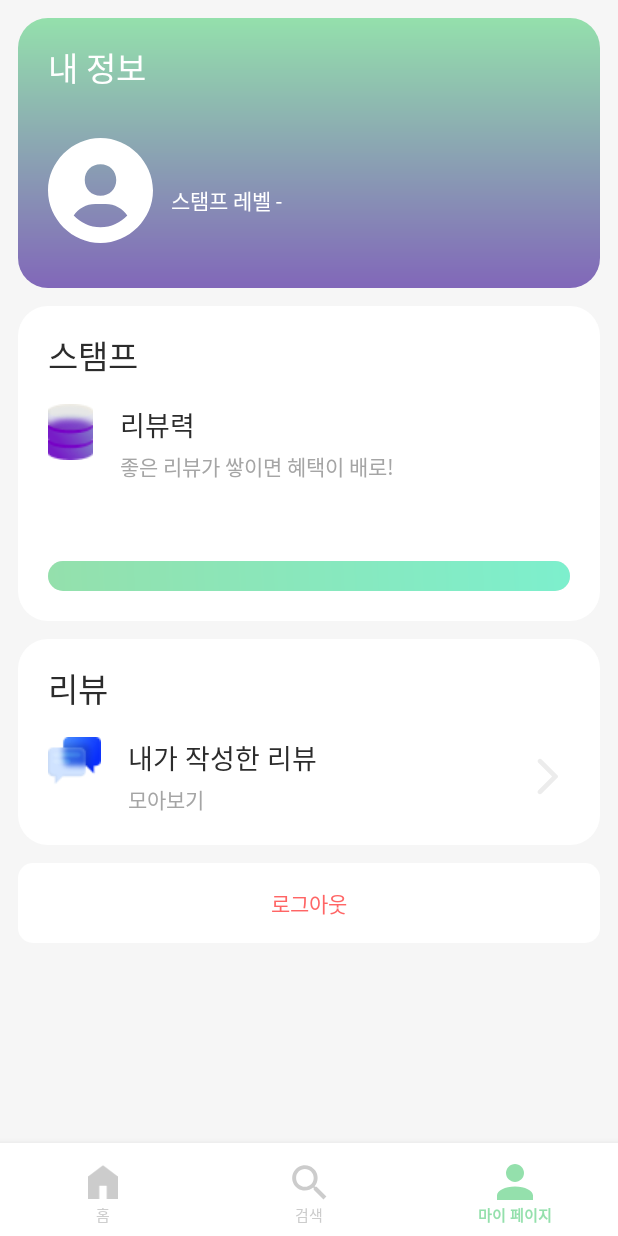
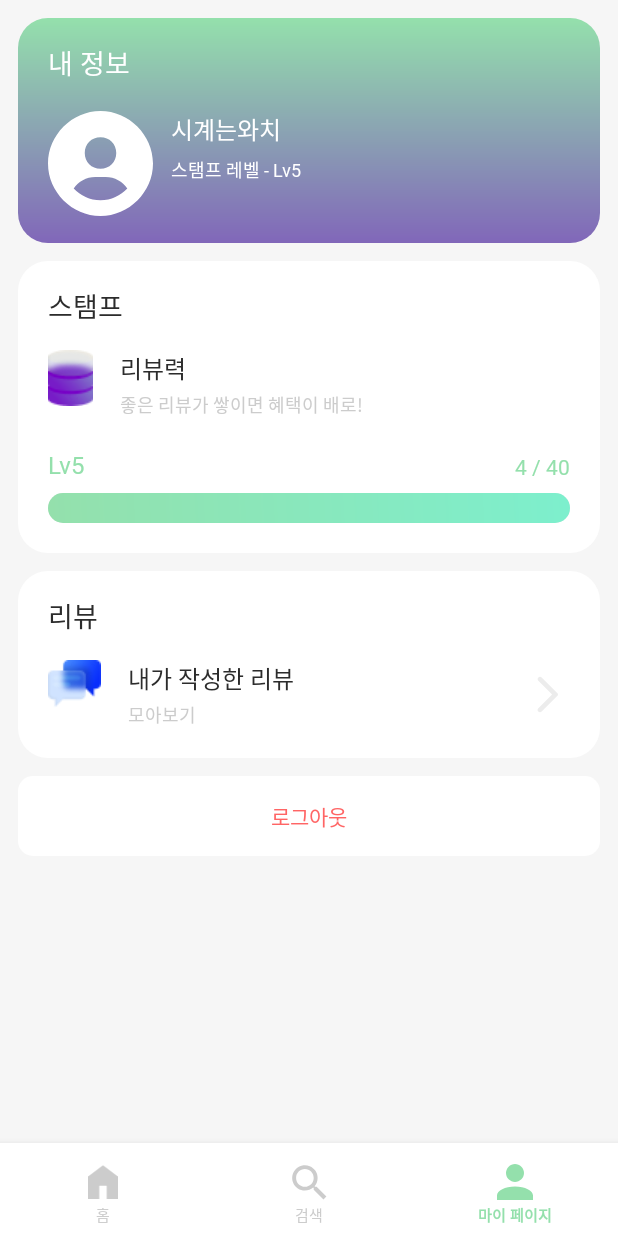
Before and after one commit to HUFS-Capstone-23-01/TravelFeelDog-Android, an Android app: the MyPageFragment screen opened through its navigation route, on a phone screen of 412 x 824 dp. Run offline under Robolectric (Android 15) with nearby library versions, the phone set to English and light mode, and no system bars; our stand-ins replace CircleImageView, data binding, navigation-ui.

Commit message:
[LAYOUT] 리뷰 페이지 제작

```diff
--- a/app/src/main/java/com/example/travelfeeldog/presentation/MainActivity.kt
+++ b/app/src/main/java/com/example/travelfeeldog/presentation/MainActivity.kt
@@ -17,6 +17,7 @@ class MainActivity : BaseActivity<ActivityMainBinding>(R.layout.activity_main) {
         setContentView(binding.root)
 
         binding.bnvMain.setupWithNavController(findNavController())
+        setNavigationBarVisibility()
     }
     private fun findNavController(): NavController {
         val navHostFragment =
@@ -24,4 +25,14 @@ class MainActivity : BaseActivity<ActivityMainBinding>(R.layout.activity_main) {
 
         return navHostFragment.navController
     }
+
+    private fun setNavigationBarVisibility() {
+        findNavController().addOnDestinationChangedListener { _, destination, _ ->
+            binding.bnvMain.visibility =
+                when (destination.id) {
+                    R.id.nav_home, R.id.nav_search, R.id.nav_my_page, -> View.VISIBLE
+                    else -> View.GONE
+                }
+        }
+    }
 }
--- a/app/src/main/java/com/example/travelfeeldog/presentation/mypage/MyPageFragment.kt
+++ b/app/src/main/java/com/example/travelfeeldog/presentation/mypage/MyPageFragment.kt
@@ -8,10 +8,15 @@ import android.view.ViewGroup
 import com.example.travelfeeldog.R
 import com.example.travelfeeldog.databinding.FragmentMyPageBinding
 import com.example.travelfeeldog.presentation.common.BaseFragment
+import com.example.travelfeeldog.presentation.common.NavigationUtil.navigate
 
 class MyPageFragment : BaseFragment<FragmentMyPageBinding>(R.layout.fragment_my_page) {
 
     override fun onViewCreated(view: View, savedInstanceState: Bundle?) {
         super.onViewCreated(view, savedInstanceState)
+
+        binding.btnLogout.setOnClickListener {
+            navigate(R.id.action_nav_my_page_to_reviewFragment)
+        }
     }
 }
--- /dev/null
+++ b/app/src/main/res/drawable/custom_popup_background.xml
@@ -0,0 +1,9 @@
+<?xml version="1.0" encoding="utf-8"?>
+<shape xmlns:android="http://schemas.android.com/apk/res/android">
+    <solid android:color="?attr/colorSurface"/>
+    <corners
+        android:radius="16dp"/>
+    <padding
+        android:bottom="8dp"
+        android:top="8dp"/>
+</shape>
--- a/app/src/main/res/drawable/ic_close.xml
+++ b/app/src/main/res/drawable/ic_close.xml
@@ -1,6 +1,6 @@
 <vector xmlns:android="http://schemas.android.com/apk/res/android"
-    android:width="26dp"
-    android:height="26dp"
+    android:width="22dp"
+    android:height="22dp"
     android:viewportWidth="26"
     android:viewportHeight="26">
   <path
--- /dev/null
+++ b/app/src/main/res/drawable/ic_user_profile_gray.xml
@@ -0,0 +1,4 @@
+<vector android:height="48dp" android:viewportHeight="70"
+    android:viewportWidth="70" android:width="48dp" xmlns:android="http://schemas.android.com/apk/res/android">
+    <path android:fillColor="@color/gray2" android:pathData="M35,0C53.973,0 70,16.027 70,35C70,53.973 53.973,70 35,70C16.027,70 0,53.973 0,35C0,16.027 16.027,0 35,0ZM35,17.5C28.955,17.5 24.5,21.952 24.5,28C24.5,34.048 28.955,38.5 35,38.5C41.041,38.5 45.5,34.048 45.5,28C45.5,21.952 41.041,17.5 35,17.5ZM52.871,51.702C49.731,47.082 44.495,44.002 38.5,44.002H31.5C25.501,44.002 20.268,47.082 17.129,51.702C21.602,56.49 27.948,59.5 35,59.5C42.053,59.5 48.398,56.49 52.871,51.702Z"/>
+</vector>
--- a/app/src/main/res/layout/fragment_home.xml
+++ b/app/src/main/res/layout/fragment_home.xml
@@ -181,7 +181,7 @@
 
             <androidx.appcompat.widget.AppCompatTextView
                 android:id="@+id/tv_title_favorite_location"
-                style="@style/Text_22_Bold.Black"
+                style="@style/Text_18_ExtraBold.Black"
                 android:layout_width="0dp"
                 android:layout_height="wrap_content"
                 android:layout_marginStart="18dp"
@@ -207,7 +207,7 @@
 
             <androidx.appcompat.widget.AppCompatTextView
                 android:id="@+id/tv_title_review_sorted"
-                style="@style/Text_22_Bold.Black"
+                style="@style/Text_18_ExtraBold.Black"
                 android:layout_width="0dp"
                 android:layout_height="wrap_content"
                 android:layout_marginStart="18dp"
--- a/app/src/main/res/layout/fragment_my_page.xml
+++ b/app/src/main/res/layout/fragment_my_page.xml
@@ -18,7 +18,7 @@
             <View
                 android:id="@+id/v_profile_container"
                 android:layout_width="0dp"
-                android:layout_height="180dp"
+                android:layout_height="150dp"
                 android:background="@drawable/bg_gradient_green_purple"
                 app:layout_constraintEnd_toEndOf="parent"
                 app:layout_constraintStart_toStartOf="parent"
@@ -26,7 +26,7 @@
 
             <androidx.appcompat.widget.AppCompatTextView
                 android:id="@+id/tv_my_info"
-                style="@style/Text_22_Bold.White"
+                style="@style/Text_18_Bold.White"
                 android:layout_width="0dp"
                 android:layout_height="wrap_content"
                 android:layout_marginStart="20dp"
@@ -49,7 +49,7 @@
 
             <androidx.appcompat.widget.AppCompatTextView
                 android:id="@+id/tv_user_nickname"
-                style="@style/Text_18_Bold.White"
+                style="@style/Text_16_Bold.White"
                 android:layout_width="0dp"
                 android:layout_height="wrap_content"
                 android:layout_marginStart="12dp"
@@ -58,11 +58,12 @@
                 app:layout_constraintEnd_toEndOf="@id/v_profile_container"
                 app:layout_constraintStart_toEndOf="@id/iv_user_profile_photo"
                 app:layout_constraintTop_toTopOf="@id/iv_user_profile_photo"
+                android:text="시계는와치"
                 tools:text="시계는와치" />
 
             <androidx.appcompat.widget.AppCompatTextView
                 android:id="@+id/tv_stamp_level_notice"
-                style="@style/Text_14_Regular.White"
+                style="@style/Text_12_Regular.White"
                 android:layout_width="0dp"
                 android:layout_height="wrap_content"
                 android:layout_marginStart="12dp"
@@ -73,12 +74,13 @@
 
             <androidx.appcompat.widget.AppCompatTextView
                 android:id="@+id/tv_user_stamp_level"
-                style="@style/Text_14_Bold.White"
+                style="@style/Text_12_Bold.White"
                 android:layout_width="0dp"
                 android:layout_height="wrap_content"
                 app:layout_constraintBottom_toBottomOf="@id/tv_stamp_level_notice"
                 app:layout_constraintStart_toEndOf="@id/tv_stamp_level_notice"
                 app:layout_constraintTop_toTopOf="@id/tv_stamp_level_notice"
+                android:text="Lv5"
                 tools:text="Lv5" />
 
             <androidx.constraintlayout.widget.ConstraintLayout
@@ -95,7 +97,7 @@
 
                 <androidx.appcompat.widget.AppCompatTextView
                     android:id="@+id/tv_stamp_title"
-                    style="@style/Text_22_Bold.Black"
+                    style="@style/Text_18_Bold.Black"
                     android:layout_width="0dp"
                     android:layout_height="wrap_content"
                     android:layout_marginTop="16dp"
@@ -115,7 +117,7 @@
 
                 <androidx.appcompat.widget.AppCompatTextView
                     android:id="@+id/tv_stamp_area_in_title"
-                    style="@style/Text_18_Medium.Black"
+                    style="@style/Text_16_Medium.Black"
                     android:layout_width="0dp"
                     android:layout_height="wrap_content"
                     android:layout_marginStart="18dp"
@@ -126,7 +128,7 @@
 
                 <androidx.appcompat.widget.AppCompatTextView
                     android:id="@+id/tv_stamp_area_in_subtitle"
-                    style="@style/Text_14_Regular.Gray"
+                    style="@style/Text_12_Regular.Gray"
                     android:layout_width="0dp"
                     android:layout_height="wrap_content"
                     android:layout_marginStart="18dp"
@@ -138,7 +140,7 @@
 
                 <androidx.appcompat.widget.AppCompatTextView
                     android:id="@+id/tv_stamp_level"
-                    style="@style/Text_18_Medium.Green"
+                    style="@style/Text_16_Medium.Green"
                     android:layout_width="0dp"
                     android:layout_height="wrap_content"
                     android:layout_marginTop="20dp"
@@ -146,16 +148,18 @@
                     app:layout_constraintEnd_toStartOf="@id/tv_stamp_integer"
                     app:layout_constraintStart_toStartOf="parent"
                     app:layout_constraintTop_toBottomOf="@id/tv_stamp_area_in_subtitle"
+                    android:text="Lv5"
                     tools:text="Lv5" />
 
                 <androidx.appcompat.widget.AppCompatTextView
                     android:id="@+id/tv_stamp_integer"
-                    style="@style/Text_16_Regular.Green"
+                    style="@style/Text_14_Regular.Green"
                     android:layout_width="wrap_content"
                     android:layout_height="wrap_content"
                     app:layout_constraintBottom_toBottomOf="@id/tv_stamp_level"
                     app:layout_constraintEnd_toEndOf="parent"
                     app:layout_constraintStart_toEndOf="@id/tv_stamp_level"
+                    android:text="4 / 40"
                     tools:text="4 / 40" />
 
                 <androidx.core.widget.ContentLoadingProgressBar
@@ -189,7 +193,7 @@
 
                 <androidx.appcompat.widget.AppCompatTextView
                     android:id="@+id/tv_review_title"
-                    style="@style/Text_22_Bold.Black"
+                    style="@style/Text_18_Bold.Black"
                     android:layout_width="0dp"
                     android:layout_height="wrap_content"
                     android:layout_marginTop="16dp"
@@ -209,7 +213,7 @@
 
                 <androidx.appcompat.widget.AppCompatTextView
                     android:id="@+id/tv_review_area_in_title"
-                    style="@style/Text_18_Medium.Black"
+                    style="@style/Text_16_Medium.Black"
                     android:layout_width="0dp"
                     android:layout_height="wrap_content"
                     android:layout_marginStart="18dp"
@@ -220,7 +224,7 @@
 
                 <androidx.appcompat.widget.AppCompatTextView
                     android:id="@+id/tv_review_area_in_subtitle"
-                    style="@style/Text_14_Regular.Gray"
+                    style="@style/Text_12_Regular.Gray"
                     android:layout_width="0dp"
                     android:layout_height="wrap_content"
                     android:layout_marginStart="18dp"
@@ -240,6 +244,7 @@
             </androidx.constraintlayout.widget.ConstraintLayout>
 
             <androidx.appcompat.widget.AppCompatButton
+                android:id="@+id/btn_logout"
                 style="@style/Text_14_Regular.Red"
                 android:layout_width="0dp"
                 android:layout_height="wrap_content"
--- a/app/src/main/res/layout/fragment_sign_in.xml
+++ b/app/src/main/res/layout/fragment_sign_in.xml
@@ -72,6 +72,7 @@
             android:text="@string/request_btn_sign_in"
             app:layout_constraintBottom_toBottomOf="parent"
             app:layout_constraintEnd_toEndOf="parent"
+            app:layout_constraintHorizontal_bias="0.0"
             app:layout_constraintStart_toStartOf="parent"
             app:layout_constraintTop_toBottomOf="@id/iv_representative_image" />
 
--- a/app/src/main/res/layout/fragment_sign_up.xml
+++ b/app/src/main/res/layout/fragment_sign_up.xml
@@ -35,7 +35,7 @@
 
         <androidx.appcompat.widget.AppCompatTextView
             android:id="@+id/tv_sign_up_title_second_line"
-            style="@style/Text_20_Regular.Black"
+            style="@style/Text_20_Regular.Gray"
             android:layout_width="0dp"
             android:layout_height="wrap_content"
             android:layout_marginStart="20dp"
--- a/app/src/main/res/layout/item_my_review.xml
+++ b/app/src/main/res/layout/item_my_review.xml
@@ -21,7 +21,7 @@
 
             <androidx.appcompat.widget.AppCompatTextView
                 android:id="@+id/tv_location_name"
-                style="@style/Text_20_Bold.Black"
+                style="@style/Text_18_Bold.Black"
                 android:layout_width="0dp"
                 android:layout_height="wrap_content"
                 app:layout_constraintEnd_toEndOf="parent"
@@ -66,6 +66,7 @@
                 app:layout_constraintTop_toBottomOf="@id/tv_location_name" />
 
             <androidx.appcompat.widget.AppCompatTextView
+                android:id="@+id/tv_dislike_tag"
                 style="@style/Text_12_Bold.Red"
                 android:layout_width="wrap_content"
                 android:layout_height="wrap_content"
@@ -144,6 +145,7 @@
                         android:layout_width="130dp"
                         android:layout_height="100dp"
                         android:scaleType="centerCrop"
+                        android:layout_marginEnd="10dp"
                         app:shapeAppearanceOverlay="@style/RoundingImageView"
                         tools:src="@drawable/img_test_location" />
 
--- a/app/src/main/res/navigation/nav_main.xml
+++ b/app/src/main/res/navigation/nav_main.xml
@@ -22,12 +22,33 @@
         android:id="@+id/nav_my_page"
         android:name="com.example.travelfeeldog.presentation.mypage.MyPageFragment"
         android:label="fragment_my_page"
-        tools:layout="@layout/fragment_my_page" />
+        tools:layout="@layout/fragment_my_page" >
+        <action
+            android:id="@+id/action_nav_my_page_to_myReviewFragment"
+            app:destination="@id/myReviewFragment"
+            app:enterAnim="@anim/nav_default_enter_anim"
+            app:exitAnim="@anim/nav_default_exit_anim"
+            app:popEnterAnim="@anim/nav_default_pop_enter_anim"
+            app:popExitAnim="@anim/nav_default_pop_exit_anim" />
+        <action
+            android:id="@+id/action_nav_my_page_to_reviewFragment"
+            app:destination="@id/reviewFragment" />
+    </fragment>
 
     <fragment
         android:id="@+id/nav_search"
         android:name="com.example.travelfeeldog.presentation.search.SearchFragment"
         android:label="fragment_search"
         tools:layout="@layout/fragment_search" />
+    <fragment
+        android:id="@+id/myReviewFragment"
+        android:name="com.example.travelfeeldog.presentation.mypage.MyReviewFragment"
+        android:label="fragment_my_review"
+        tools:layout="@layout/fragment_my_review" />
+    <fragment
+        android:id="@+id/reviewFragment"
+        android:name="com.example.travelfeeldog.presentation.review.ReviewFragment"
+        android:label="fragment_review"
+        tools:layout="@layout/fragment_review" />
 
 </navigation>
--- a/app/src/main/res/values/colors.xml
+++ b/app/src/main/res/values/colors.xml
@@ -20,6 +20,7 @@
     <color name="red_wine">#DD6287</color>
     <color name="purple_pink">#D362DD</color>
     <color name="sky_blue">#62A9DD</color>
+    <color name="blue">#51A1C3</color>
     <color name="blue_purple">#8167B9</color>
     <color name="weak_purple">#9862DD</color>
     <color name="emo_purple">#AA6BDC</color>
--- a/app/src/main/res/values/strings.xml
+++ b/app/src/main/res/values/strings.xml
@@ -28,4 +28,6 @@
 
     <!-- 더미 텍스트 -->
     <string name="dummy_text_multi_line">미안하다. 이거 보여주려고 어그로 끌었다. 강원 석수펜션 여행지 레알 실화냐? 가슴이 웅장해진다. 내가 알던 그 찐따같던 강원 석수펜션 맞냐? 강원 석수펜션은 ㄹㅇ 전설이다.</string>
+    <!-- TODO: Remove or change this placeholder text -->
+    <string name="hello_blank_fragment">Hello blank fragment</string>
 </resources>
--- a/app/src/main/res/values/styles.xml
+++ b/app/src/main/res/values/styles.xml
@@ -15,6 +15,7 @@
     <style name="Text_32_ExtraBold" parent="FontWeight_7_ExtraBold"><item name="android:textSize">32sp</item></style>
     <style name="Text_30_ExtraBold" parent="FontWeight_7_ExtraBold"><item name="android:textSize">30sp</item></style>
     <style name="Text_22_ExtraBold" parent="FontWeight_7_ExtraBold"><item name="android:textSize">22sp</item></style>
+    <style name="Text_18_ExtraBold" parent="FontWeight_7_ExtraBold"><item name="android:textSize">18sp</item></style>
 
     <style name="Text_32_ExtraBold.Black" parent="Text_32_ExtraBold">
         <item name="android:textColor">@color/black</item>
@@ -40,6 +41,10 @@
         <item name="android:textColor">@color/white</item>
     </style>
 
+    <style name="Text_18_ExtraBold.Black" parent="Text_18_ExtraBold">
+        <item name="android:textColor">@color/black</item>
+    </style>
+
     <!-- Bold 텍스트 -->
     <style name="Text_12_Bold" parent="FontWeight_6_Bold"><item name="android:textSize">12sp</item></style>
     <style name="Text_14_Bold" parent="FontWeight_6_Bold"><item name="android:textSize">14sp</item></style>
@@ -59,6 +64,10 @@
         <item name="android:textColor">@color/red</item>
     </style>
 
+    <style name="Text_12_Bold.White" parent="Text_12_Bold">
+        <item name="android:textColor">@color/white</item>
+    </style>
+
     <style name="Text_14_Bold.White" parent="Text_14_Bold">
         <item name="android:textColor">@color/white</item>
     </style>
@@ -69,6 +78,10 @@
 
     <style name="Text_18_Bold.White" parent="Text_18_Bold">
         <item name="android:textColor">@color/white</item>
+    </style>
+
+    <style name="Text_18_Bold.Black" parent="Text_18_Bold">
+        <item name="android:textColor">@color/black</item>
     </style>
 
     <style name="Text_20_Bold.White" parent="Text_20_Bold">
@@ -91,6 +104,18 @@
         <item name="android:textColor">@color/black</item>
     </style>
 
+    <style name="Text_12_Medium.Green" parent="Text_12_Medium">
+        <item name="android:textColor">@color/primary_color</item>
+    </style>
+
+    <style name="Text_12_Medium.Purple" parent="Text_12_Medium">
+        <item name="android:textColor">@color/emo_purple</item>
+    </style>
+
+    <style name="Text_12_Medium.Red" parent="Text_12_Medium">
+        <item name="android:textColor">@color/red</item>
+    </style>
+
     <style name="Text_12_Medium.White" parent="Text_12_Medium">
         <item name="android:textColor">@color/white</item>
     </style>
@@ -105,6 +130,10 @@
 
     <style name="Text_16_Medium.Green" parent="Text_16_Medium">
         <item name="android:textColor">@color/primary_color</item>
+    </style>
+
+    <style name="Text_16_Medium.Black" parent="Text_16_Medium">
+        <item name="android:textColor">@color/black</item>
     </style>
 
     <style name="Text_18_Medium.Black" parent="Text_18_Medium">
@@ -127,6 +156,10 @@
         <item name="android:textColor">@color/black</item>
     </style>
 
+    <style name="Text_20_Regular.Gray" parent="Text_20_Regular">
+        <item name="android:textColor">@color/gray1</item>
+    </style>
+
     <style name="Text_16_Regular.Green" parent="Text_16_Regular">
         <item name="android:textColor">@color/primary_color</item>
     </style>
@@ -134,7 +167,6 @@
     <style name="Text_14_Regular.Black" parent="Text_14_Regular">
         <item name="android:textColor">@color/black</item>
     </style>
-
 
     <style name="Text_14_Regular.White" parent="Text_14_Regular">
         <item name="android:textColor">@color/white</item>
@@ -156,8 +188,16 @@
         <item name="android:textColor">@color/black</item>
     </style>
 
+    <style name="Text_12_Regular.Blue" parent="Text_12_Regular">
+        <item name="android:textColor">@color/blue</item>
+    </style>
+
     <style name="Text_12_Regular.Gray" parent="Text_12_Regular">
         <item name="android:textColor">@color/gray2</item>
+    </style>
+
+    <style name="Text_12_Regular.White" parent="Text_12_Regular">
+        <item name="android:textColor">@color/white</item>
     </style>
 
     <style name="Text_12_Regular.Red" parent="Text_12_Regular">
--- a/app/src/main/res/values/themes.xml
+++ b/app/src/main/res/values/themes.xml
@@ -13,6 +13,12 @@
         <item name="android:statusBarColor">@color/white</item>
         <item name="android:windowLightStatusBar">true</item>
         <!-- Customize your theme here. -->
+
+        <!-- Popup menu custom -->
+        <item name="textAppearanceLargePopupMenu">@style/TextAppearance.App.BodyLarge</item>
+        <item name="textAppearanceSmallPopupMenu">@style/TextAppearance.App.BodyLarge</item>
+        <item name="popupMenuBackground">@drawable/custom_popup_background</item>
+        <item name="popupMenuStyle">@style/Widget.App.PopupMenu</item>
     </style>
 
     <!-- Splash Screen -->
@@ -23,5 +29,16 @@
         <item name="postSplashScreenTheme">@style/Theme.TravelFeelDog</item>
     </style>
 
+    <!-- Popup menu custom -->
+    <style name="TextAppearance.App.BodyLarge" parent="TextAppearance.Material3.BodyLarge">
+        <item name="fontFamily">@font/scdream_regular</item>
+        <item name="android:fontFamily">@font/scdream_regular</item>
+        <item name="android:textColor">@color/black</item>
+        <item name="android:textSize">14sp</item>
+    </style>
+
+    <style name="Widget.App.PopupMenu" parent="Widget.Material3.PopupMenu">
+        <item name="android:popupBackground">@drawable/custom_popup_background</item>
+    </style>
 
 </resources>
```
Also changed, not shown: app/src/main/java/com/example/travelfeeldog/presentation/review/ReviewFragment.kt (added, +52 -0 lines), app/src/main/res/drawable/ic_search_option_blue.xml (added, +9 -0 lines), app/src/main/res/layout/fragment_review.xml (added, +67 -0 lines), app/src/main/res/layout/item_review.xml (added, +173 -0 lines), app/src/main/res/menu/menu_review_search.xml (added, +14 -0 lines).
